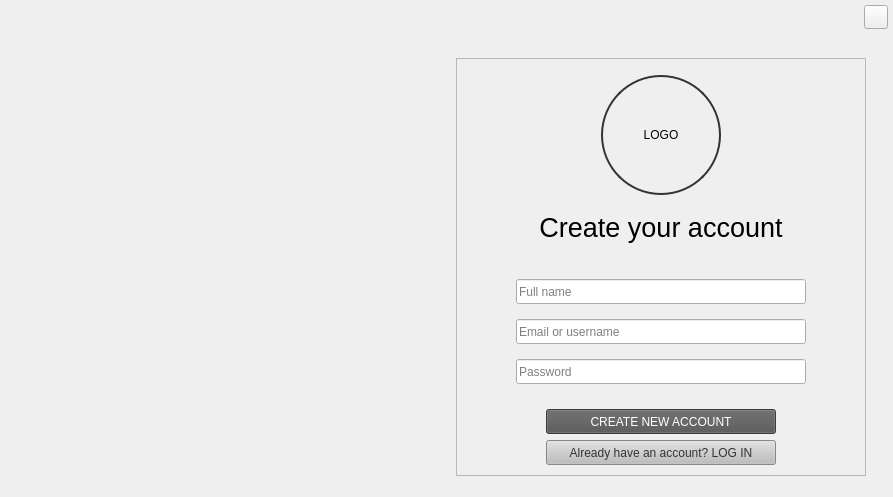
This is project/generated-files/ui/new_interface.ui in mylinh130425/KTLT_K23416_Group2 as Qt 5 draws it before an edit. The edited form follows.
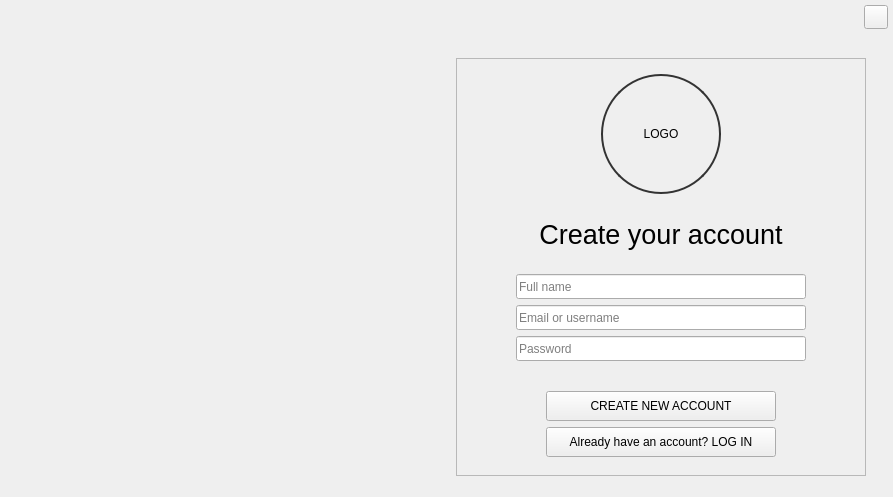
This is the edited form. The open tabs and pages were chosen to show the change. Icons and pictures are not drawn. Custom widgets are drawn as their Qt base class.

Commit message: Refine push buttons with hover, selected effects

Patch:
```diff
--- a/project/generated-files/ui/new_interface.ui
+++ b/project/generated-files/ui/new_interface.ui
@@ -386,7 +386,7 @@
                    <number>0</number>
                   </property>
                   <property name="topMargin">
-                   <number>9</number>
+                   <number>0</number>
                   </property>
                   <property name="bottomMargin">
                    <number>0</number>
@@ -452,7 +452,7 @@
                      <number>50</number>
                     </property>
                     <property name="topMargin">
-                     <number>5</number>
+                     <number>0</number>
                     </property>
                     <property name="rightMargin">
                      <number>50</number>
@@ -463,19 +463,19 @@
                     <item>
                      <layout class="QVBoxLayout" name="verticalLayout_11">
                       <property name="spacing">
-                       <number>15</number>
+                       <number>6</number>
                       </property>
                       <property name="sizeConstraint">
                        <enum>QLayout::SetMinimumSize</enum>
                       </property>
                       <property name="topMargin">
-                       <number>15</number>
+                       <number>0</number>
                       </property>
                       <property name="rightMargin">
                        <number>0</number>
                       </property>
                       <property name="bottomMargin">
-                       <number>0</number>
+                       <number>15</number>
                       </property>
                       <item>
                        <widget class="QLineEdit" name="full_name_lineEdit">
@@ -536,30 +536,33 @@
                        <number>6</number>
                       </property>
                       <property name="sizeConstraint">
-                       <enum>QLayout::SetMinimumSize</enum>
+                       <enum>QLayout::SetMaximumSize</enum>
                       </property>
                       <property name="topMargin">
-                       <number>25</number>
+                       <number>15</number>
+                      </property>
+                      <property name="bottomMargin">
+                       <number>0</number>
                       </property>
                       <item alignment="Qt::AlignHCenter">
                        <widget class="QPushButton" name="signup_button">
                         <property name="minimumSize">
                          <size>
                           <width>230</width>
-                          <height>25</height>
+                          <height>30</height>
                          </size>
                         </property>
                         <property name="maximumSize">
                          <size>
                           <width>230</width>
-                          <height>25</height>
+                          <height>30</height>
                          </size>
                         </property>
                         <property name="cursor">
                          <cursorShape>PointingHandCursor</cursorShape>
                         </property>
                         <property name="styleSheet">
-                         <string notr="true">background-color:#545454;color:white</string>
+                         <string notr="true" />
                         </property>
                         <property name="text">
                          <string>CREATE NEW ACCOUNT</string>
@@ -571,20 +574,20 @@
                         <property name="minimumSize">
                          <size>
                           <width>230</width>
-                          <height>25</height>
+                          <height>30</height>
                          </size>
                         </property>
                         <property name="maximumSize">
                          <size>
                           <width>230</width>
-                          <height>25</height>
+                          <height>30</height>
                          </size>
                         </property>
                         <property name="cursor">
                          <cursorShape>PointingHandCursor</cursorShape>
                         </property>
                         <property name="styleSheet">
-                         <string notr="true">background-color:#bdbdbd;color:#333</string>
+                         <string notr="true" />
                         </property>
                         <property name="text">
                          <string>Already have an account? LOG IN</string>
```
Left out of the diff: 9 changed lines with no effect on the pictures. The commit also changes 4 other files.
